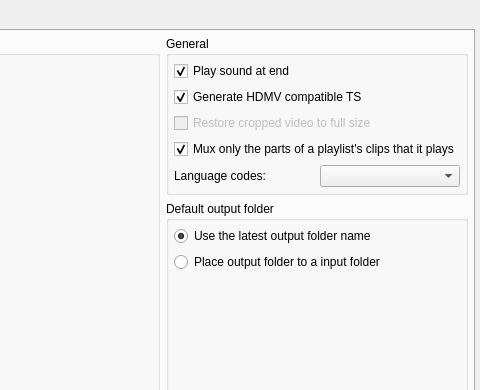
First picture: the form in tsMuxerGUI/tsmuxerwindow.ui, repository teaching-droid/tsMuxer, before the edit; both pictures show x 540 to 1020 and y 0 to 390 of the 1020 by 910 pixel window.
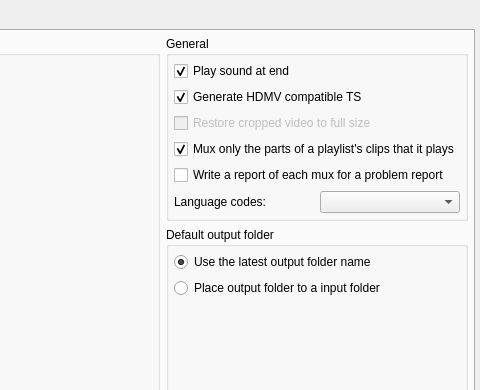
Second picture: the form after the edit. The open tabs and pages were chosen to show the change. Icons and pictures are not drawn.

Commit message: Add a report of a run for problem reports

```diff
--- a/tsMuxerGUI/tsmuxerwindow.ui
+++ b/tsMuxerGUI/tsmuxerwindow.ui
@@ -1295,6 +1295,16 @@
                </property>
               </widget>
              </item>
+             <item>
+              <widget class="QCheckBox" name="checkBoxReport">
+               <property name="toolTip">
+                <string>tsMuxeR writes a text file of each mux: what it was given, every message, what each track read and left out, and what it wrote. Save report... in the progress window keeps it, to attach to a problem report in place of the file itself. Folder names are left out of it.</string>
+               </property>
+               <property name="text">
+                <string>Write a report of each mux for a problem report</string>
+               </property>
+              </widget>
+             </item>
              <item>
               <layout class="QHBoxLayout" name="langCodesLayout">
                <item>
```
The commit also changes 19 other files.
